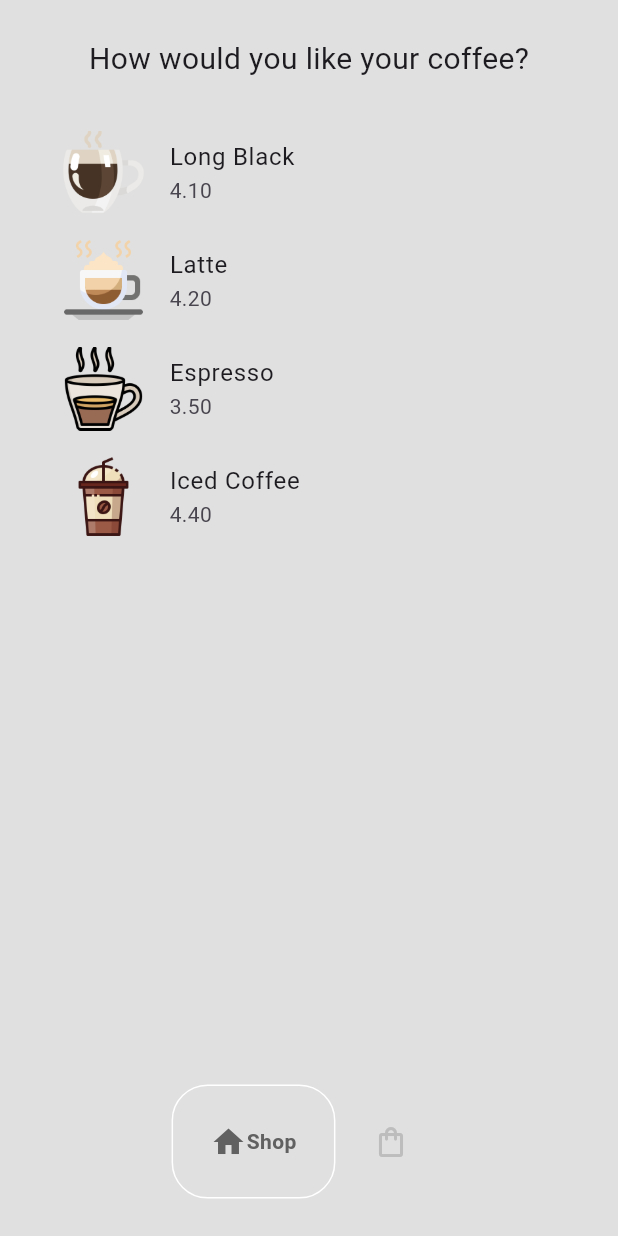
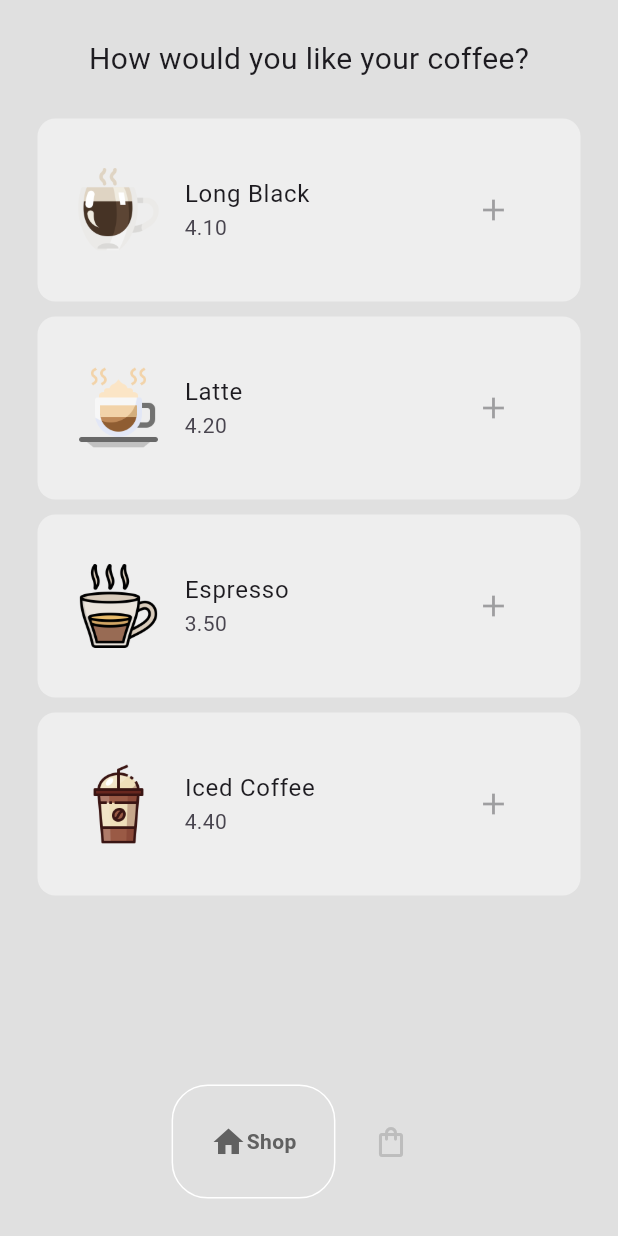
Before and after one commit to alexmortelsison/coffee_shop, a Flutter app: the screen it shows after launch, on a phone screen of 412 x 824 dp. Run offline on Flutter 3.47's test engine with Material 3 defaults, Android fonts, the phone set to English and light mode, and no system bars; drawn by our look-alikes of google_nav_bar.

Commit message:
updated coffeetile

```diff
--- a/lib/components/coffee_tile.dart
+++ b/lib/components/coffee_tile.dart
@@ -3,14 +3,25 @@ import 'package:flutter/material.dart';
 
 class CoffeeTile extends StatelessWidget {
   final Coffee coffee;
-  const CoffeeTile({super.key, required this.coffee});
+  final Function()? onPressed;
+  const CoffeeTile({super.key, required this.coffee, required this.onPressed});
 
   @override
   Widget build(BuildContext context) {
-    return ListTile(
-      title: Text(coffee.name),
-      subtitle: Text(coffee.price),
-      leading: Image.asset(coffee.imagePath),
+    return Container(
+      decoration: BoxDecoration(
+          color: Colors.grey[200], borderRadius: BorderRadius.circular(12)),
+      margin: const EdgeInsets.only(bottom: 10),
+      padding: const EdgeInsets.symmetric(vertical: 25, horizontal: 10),
+      child: ListTile(
+        title: Text(coffee.name),
+        subtitle: Text(coffee.price),
+        leading: Image.asset(coffee.imagePath),
+        trailing: IconButton(
+          icon: const Icon(Icons.add),
+          onPressed: onPressed,
+        ),
+      ),
     );
   }
 }
```
